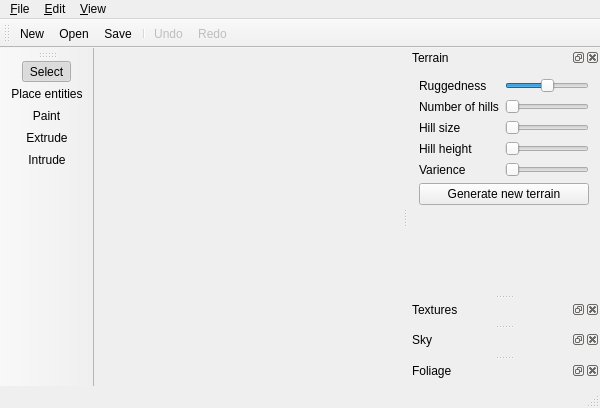
First picture: the form in ui/MainWindow.ui, repository RoryDungan/Gaiascape, before the edit.
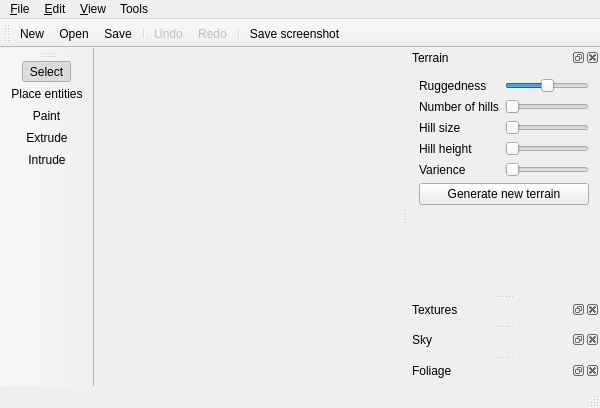
Second picture: the form after the edit. Icons and pictures are not drawn.

Commit message: Added saving screenshots, fixed build settings and removed Overhang example program

```diff
--- a/ui/MainWindow.ui
+++ b/ui/MainWindow.ui
@@ -51,9 +51,16 @@
     <addaction name="action_Solid"/>
     <addaction name="action_Wireframe"/>
    </widget>
+   <widget class="QMenu" name="menuTools">
+    <property name="title">
+     <string>Tools</string>
+    </property>
+    <addaction name="actionTake_screenshot"/>
+   </widget>
    <addaction name="menu_File"/>
    <addaction name="menu_Edit"/>
    <addaction name="menu_View"/>
+   <addaction name="menuTools"/>
   </widget>
   <widget class="QToolBar" name="mainToolBar">
    <property name="windowTitle">
@@ -74,6 +81,8 @@
    <addaction name="separator"/>
    <addaction name="action_Undo"/>
    <addaction name="action_Redo"/>
+   <addaction name="separator"/>
+   <addaction name="actionTake_screenshot"/>
   </widget>
   <widget class="QStatusBar" name="statusBar"/>
   <widget class="QToolBar" name="toolBar">
@@ -388,6 +397,18 @@
     <string>Place entities</string>
    </property>
   </action>
+  <action name="actionTake_screenshot">
+   <property name="icon">
+    <iconset resource="../icons.qrc">
+     <normaloff>:/media/24x24/camera-photo.png</normaloff>:/media/24x24/camera-photo.png</iconset>
+   </property>
+   <property name="text">
+    <string>Save screenshot</string>
+   </property>
+   <property name="shortcut">
+    <string>F12</string>
+   </property>
+  </action>
  </widget>
  <layoutdefault spacing="6" margin="11"/>
  <resources>
```
Left out of the diff: 39 changed lines with no effect on the pictures. The commit also changes 45 other files.
